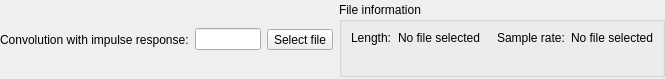
This is Editor/guis/ConvolutionFilterGUI.ui in xup61069/EqAPO64_with_VST3_support as Qt 5 draws it before an edit. The edited form follows.
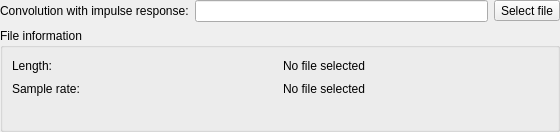
This is the edited form. Custom widgets are drawn as their Qt base class.

Commit message: fix: make dense editor layouts responsive

Patch:
```diff
--- a/Editor/guis/ConvolutionFilterGUI.ui
+++ b/Editor/guis/ConvolutionFilterGUI.ui
@@ -6,14 +6,14 @@
    <rect>
     <x>0</x>
     <y>0</y>
-    <width>665</width>
-    <height>79</height>
+    <width>560</width>
+    <height>132</height>
    </rect>
   </property>
   <property name="windowTitle">
    <string notr="true"/>
   </property>
-  <layout class="QGridLayout" name="gridLayout" columnstretch="0,0,0,0,1">
+  <layout class="QGridLayout" name="gridLayout" columnstretch="0,1,0">
    <property name="leftMargin">
     <number>0</number>
    </property>
@@ -33,19 +33,6 @@
      </property>
     </widget>
    </item>
-   <item row="0" column="4">
-    <spacer name="horizontalSpacer">
-     <property name="orientation">
-      <enum>Qt::Horizontal</enum>
-     </property>
-     <property name="sizeHint" stdset="0">
-      <size>
-       <width>123</width>
-       <height>1</height>
-      </size>
-     </property>
-    </spacer>
-   </item>
    <item row="0" column="0">
     <widget class="QLabel" name="convolutionLabel">
      <property name="text">
@@ -63,13 +50,19 @@
      </property>
     </widget>
    </item>
-   <item row="0" column="3">
+   <item row="1" column="0" colspan="3">
     <widget class="QGroupBox" name="groupBox">
+     <property name="sizePolicy">
+      <sizepolicy hsizetype="Expanding" vsizetype="Preferred">
+       <horstretch>0</horstretch>
+       <verstretch>0</verstretch>
+      </sizepolicy>
+     </property>
      <property name="title">
       <string>File information</string>
      </property>
      <layout class="QGridLayout" name="gridLayout_2">
-      <item row="0" column="3">
+      <item row="1" column="0">
        <widget class="QLabel" name="labelSampleRate">
         <property name="text">
          <string>Sample rate:</string>
@@ -83,11 +76,14 @@
         </property>
        </widget>
       </item>
-      <item row="1" column="0" colspan="5">
+      <item row="2" column="0" colspan="2">
        <widget class="QLabel" name="labelError">
         <property name="text">
          <string notr="true"/>
         </property>
+        <property name="wordWrap">
+         <bool>true</bool>
+        </property>
        </widget>
       </item>
       <item row="0" column="0">
@@ -97,29 +93,13 @@
         </property>
        </widget>
       </item>
-      <item row="0" column="4">
+      <item row="1" column="1">
        <widget class="QLabel" name="labelSampleRateValue">
         <property name="text">
          <string>No file selected</string>
         </property>
        </widget>
       </item>
-      <item row="0" column="2">
-       <spacer name="horizontalSpacer_2">
-        <property name="orientation">
-         <enum>Qt::Horizontal</enum>
-        </property>
-        <property name="sizeType">
-         <enum>QSizePolicy::Fixed</enum>
-        </property>
-        <property name="sizeHint" stdset="0">
-         <size>
-          <width>5</width>
-          <height>1</height>
-         </size>
-        </property>
-       </spacer>
-      </item>
      </layout>
     </widget>
    </item>
```
The commit also changes 57 other files.
